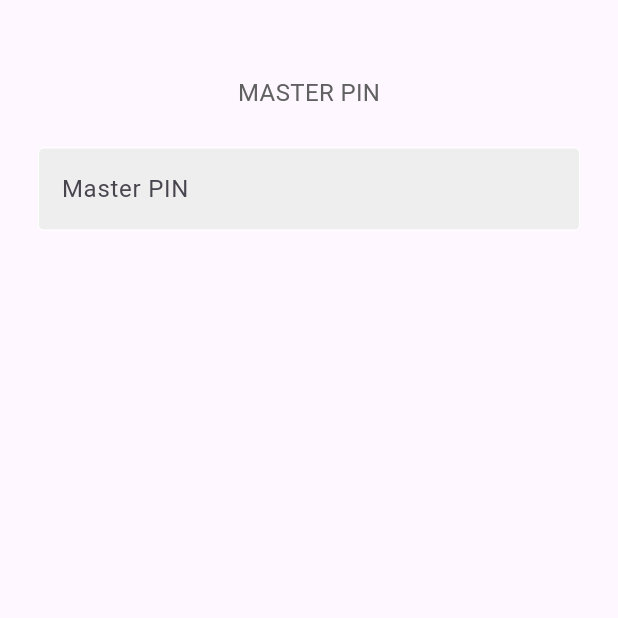
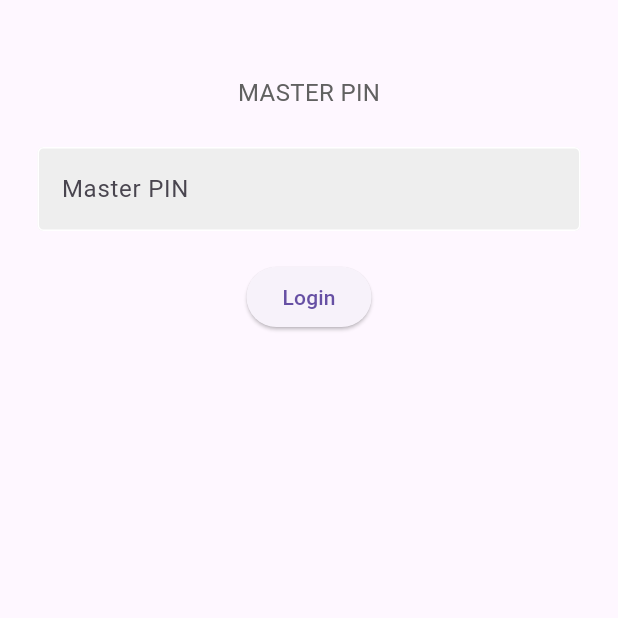
Before and after one commit to nandan15/los_app, a Flutter app: the AuthPage screen opened directly, on a phone screen of 412 x 824 dp, the top half of it. Run offline on Flutter 3.47's test engine with Material 3 defaults, Android fonts, the phone set to English and light mode, and no system bars.

```diff
--- a/lib/components/auth_field.dart
+++ b/lib/components/auth_field.dart
@@ -1,4 +1,5 @@
 import 'package:flutter/material.dart';
+import 'package:los_app/screens/branchlist/branch_listingpage.dart';
 
 class AuthField extends StatelessWidget {
   final controller;
@@ -6,23 +7,24 @@ class AuthField extends StatelessWidget {
   final bool obscureText;
 
   const AuthField({
-    super.key,
+    Key? key,
     required this.controller,
     required this.hintText,
     required this.obscureText,
-    });
+  }) : super(key: key);
 
   @override
   Widget build(BuildContext context) {
-    return Padding(padding: const EdgeInsets.symmetric(horizontal: 25.0),
-
-              child: TextField(
+    return Padding(
+      padding: const EdgeInsets.symmetric(horizontal: 25.0),
+      child: Column(
+        children: [
+          TextField(
             controller: controller,
             obscureText: obscureText,
             decoration: InputDecoration(
               enabledBorder: OutlineInputBorder(
-                    borderSide: BorderSide(
-                      color: Colors.white),
+                borderSide: BorderSide(color: Colors.white),
               ),
               focusedBorder: OutlineInputBorder(
                 borderSide: BorderSide(color: Colors.grey.shade400),
@@ -32,6 +34,15 @@ class AuthField extends StatelessWidget {
               hintText: hintText,
             ),
           ),
+          SizedBox(height: 20.0),
+          ElevatedButton(
+            onPressed: () {
+            Navigator.push(context, MaterialPageRoute(builder: (context)=>Branchlisting()));
+            },
+            child: Text('Login'),
+          ),
+        ],
+      ),
     );
   }
 }
```
Also changed, not shown: lib/screens/branchlist/branch_listingpage.dart (+76 -0 lines), lib/screens/login/login_screen.dart (+6 -4 lines). Lines whose indentation alone changed are shown as unchanged.
